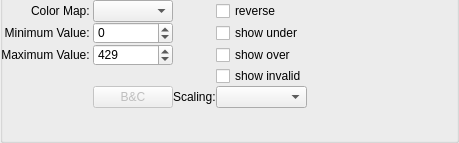
First picture: the form in hexrdgui/resources/ui/color_map_editor.ui, repository HEXRD/hexrdgui, before the edit.
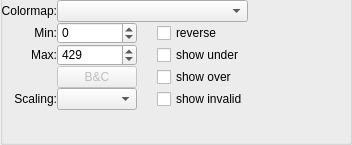
Second picture: the form after the edit. Custom widgets are drawn as their Qt base class.

```diff
--- a/hexrdgui/resources/ui/color_map_editor.ui
+++ b/hexrdgui/resources/ui/color_map_editor.ui
@@ -6,8 +6,8 @@
    <rect>
     <x>0</x>
     <y>0</y>
-    <width>459</width>
-    <height>143</height>
+    <width>352</width>
+    <height>145</height>
    </rect>
   </property>
   <layout class="QVBoxLayout" name="verticalLayout_2">
@@ -61,7 +61,7 @@
         <property name="spacing">
          <number>0</number>
         </property>
-        <item row="7" column="1">
+        <item row="8" column="1">
          <spacer name="verticalSpacer">
           <property name="orientation">
            <enum>Qt::Vertical</enum>
@@ -77,53 +77,7 @@
         <item row="3" column="0">
          <widget class="QLabel" name="label_3">
           <property name="text">
-           <string>Maximum Value: </string>
-          </property>
-          <property name="alignment">
-           <set>Qt::AlignRight|Qt::AlignTrailing|Qt::AlignVCenter</set>
-          </property>
-         </widget>
-        </item>
-        <item row="0" column="4">
-         <widget class="QCheckBox" name="reverse">
-          <property name="text">
-           <string>reverse</string>
-          </property>
-         </widget>
-        </item>
-        <item row="3" column="5">
-         <spacer name="horizontalSpacer">
-          <property name="orientation">
-           <enum>Qt::Horizontal</enum>
-          </property>
-          <property name="sizeHint" stdset="0">
-           <size>
-            <width>40</width>
-            <height>20</height>
-           </size>
-          </property>
-         </spacer>
-        </item>
-        <item row="3" column="3">
-         <spacer name="horizontalSpacer_2">
-          <property name="orientation">
-           <enum>Qt::Horizontal</enum>
-          </property>
-          <property name="sizeType">
-           <enum>QSizePolicy::Fixed</enum>
-          </property>
-          <property name="sizeHint" stdset="0">
-           <size>
-            <width>40</width>
-            <height>20</height>
-           </size>
-          </property>
-         </spacer>
-        </item>
-        <item row="1" column="0">
-         <widget class="QLabel" name="label_2">
-          <property name="text">
-           <string>Minimum Value: </string>
+           <string>Max:</string>
           </property>
           <property name="alignment">
            <set>Qt::AlignRight|Qt::AlignTrailing|Qt::AlignVCenter</set>
@@ -146,6 +100,22 @@
           </property>
          </widget>
         </item>
+        <item row="3" column="3">
+         <spacer name="horizontalSpacer_2">
+          <property name="orientation">
+           <enum>Qt::Horizontal</enum>
+          </property>
+          <property name="sizeType">
+           <enum>QSizePolicy::Fixed</enum>
+          </property>
+          <property name="sizeHint" stdset="0">
+           <size>
+            <width>20</width>
+            <height>20</height>
+           </size>
+          </property>
+         </spacer>
+        </item>
         <item row="3" column="1">
          <widget class="ScientificDoubleSpinBox" name="maximum">
           <property name="keyboardTracking">
@@ -162,30 +132,77 @@
           </property>
          </widget>
         </item>
-        <item row="5" column="1">
-         <widget class="QPushButton" name="bc_editor_button">
-          <property name="enabled">
-           <bool>false</bool>
-          </property>
-          <property name="toolTip">
-           <string>&lt;html&gt;&lt;head/&gt;&lt;body&gt;&lt;p&gt;Brightness and Contrast editor&lt;/p&gt;&lt;/body&gt;&lt;/html&gt;</string>
-          </property>
-          <property name="text">
-           <string>B&amp;&amp;C</string>
-          </property>
-         </widget>
-        </item>
         <item row="0" column="0">
          <widget class="QLabel" name="label">
           <property name="text">
-           <string>Color Map: </string>
+           <string>Colormap:</string>
           </property>
           <property name="alignment">
            <set>Qt::AlignRight|Qt::AlignTrailing|Qt::AlignVCenter</set>
           </property>
          </widget>
         </item>
-        <item row="0" column="1">
+        <item row="1" column="0">
+         <widget class="QLabel" name="label_2">
+          <property name="text">
+           <string>Min:</string>
+          </property>
+          <property name="alignment">
+           <set>Qt::AlignRight|Qt::AlignTrailing|Qt::AlignVCenter</set>
+          </property>
+         </widget>
+        </item>
+        <item row="3" column="5">
+         <spacer name="horizontalSpacer">
+          <property name="orientation">
+           <enum>Qt::Horizontal</enum>
+          </property>
+          <property name="sizeHint" stdset="0">
+           <size>
+            <width>40</width>
+            <height>20</height>
+           </size>
+          </property>
+         </spacer>
+        </item>
+        <item row="3" column="4">
+         <widget class="QCheckBox" name="show_under">
+          <property name="toolTip">
+           <string>Color under values as blue</string>
+          </property>
+          <property name="text">
+           <string>show under</string>
+          </property>
+         </widget>
+        </item>
+        <item row="1" column="4">
+         <widget class="QCheckBox" name="reverse">
+          <property name="text">
+           <string>reverse</string>
+          </property>
+         </widget>
+        </item>
+        <item row="5" column="4">
+         <widget class="QCheckBox" name="show_invalid">
+          <property name="toolTip">
+           <string>&lt;html&gt;&lt;head/&gt;&lt;body&gt;&lt;p&gt;Display invalid (nan) pixels with a specified color.&lt;/p&gt;&lt;/body&gt;&lt;/html&gt;</string>
+          </property>
+          <property name="text">
+           <string>show invalid</string>
+          </property>
+         </widget>
+        </item>
+        <item row="4" column="4">
+         <widget class="QCheckBox" name="show_over">
+          <property name="toolTip">
+           <string>Color over values as red</string>
+          </property>
+          <property name="text">
+           <string>show over</string>
+          </property>
+         </widget>
+        </item>
+        <item row="0" column="1" colspan="4">
          <widget class="QComboBox" name="color_map">
           <property name="styleSheet">
            <string notr="true">combobox-popup: 0;</string>
@@ -195,43 +212,29 @@
           </property>
          </widget>
         </item>
-        <item row="3" column="4">
-         <widget class="QCheckBox" name="show_over">
-          <property name="toolTip">
-           <string>Color over values as red</string>
-          </property>
-          <property name="text">
-           <string>show over</string>
-          </property>
-         </widget>
-        </item>
-        <item row="5" column="3">
+        <item row="5" column="0">
          <widget class="QLabel" name="scaling_label">
           <property name="text">
            <string>Scaling:</string>
           </property>
+          <property name="alignment">
+           <set>Qt::AlignRight|Qt::AlignTrailing|Qt::AlignVCenter</set>
+          </property>
          </widget>
         </item>
-        <item row="5" column="4">
+        <item row="5" column="1">
          <widget class="QComboBox" name="scaling"/>
         </item>
-        <item row="1" column="4">
-         <widget class="QCheckBox" name="show_under">
-          <property name="toolTip">
-           <string>Color under values as blue</string>
+        <item row="4" column="1">
+         <widget class="QPushButton" name="bc_editor_button">
+          <property name="enabled">
+           <bool>false</bool>
           </property>
-          <property name="text">
-           <string>show under</string>
-          </property>
-         </widget>
-        </item>
-        <item row="4" column="4">
-         <widget class="QCheckBox" name="show_invalid">
           <property name="toolTip">
            <string>&lt;html&gt;&lt;head/&gt;&lt;body&gt;&lt;p&gt;Display invalid (nan) pixels with a specified color.&lt;/p&gt;&lt;/body&gt;&lt;/html&gt;</string>
           </property>
           <property name="text">
-           <string>show invalid</string>
+           <string>B&amp;&amp;C</string>
           </property>
          </widget>
         </item>
```
Left out of the diff: 8 changed lines with no effect on the pictures.
